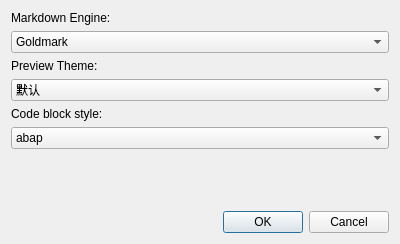
Before: the Qt Designer form preferencedialog.ui in missdeer/KarenMeu, drawn with Qt 5.
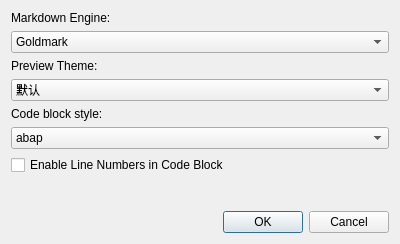
After: the same form once the commit is applied.

Commit message: (+)add option in preference dialog to enable/disable line number in code block

Patch:
```diff
--- a/preferencedialog.ui
+++ b/preferencedialog.ui
@@ -282,6 +282,13 @@
      </item>
     </widget>
    </item>
+   <item>
+    <widget class="QCheckBox" name="cbEnableLineNumbers">
+     <property name="text">
+      <string>Enable Line Numbers in Code Block</string>
+     </property>
+    </widget>
+   </item>
    <item>
     <spacer name="verticalSpacer">
      <property name="orientation">
```
The commit also changes 6 other files.
